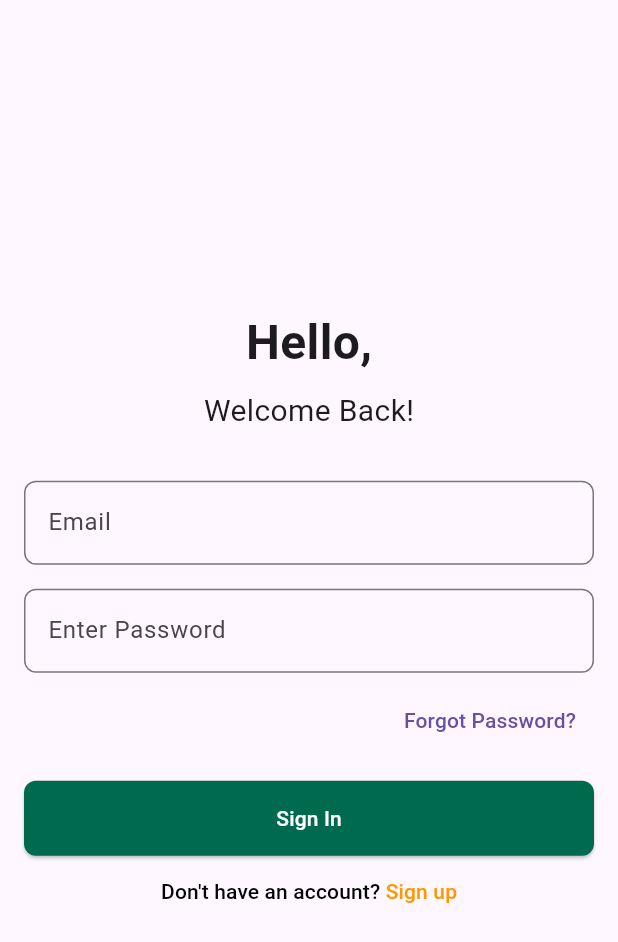
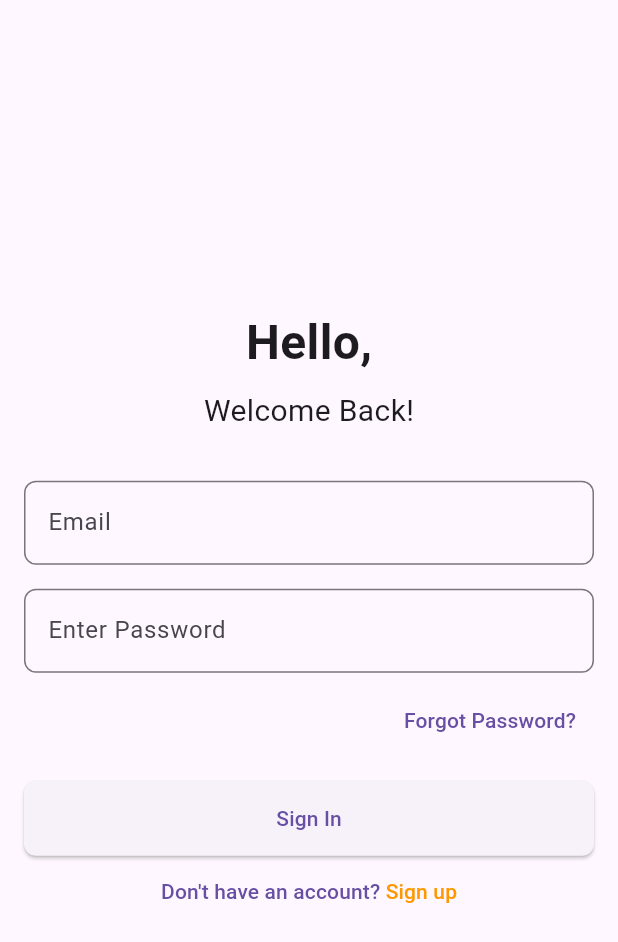
Before and after one commit to dreeew05/sheff_andrew, a Flutter app: the screen it shows after launch, on a phone screen of 412 x 824 dp. Shown: the top 942 px of the screen. Run offline on Flutter 3.47's test engine with Material 3 defaults, Android fonts, the phone set to English and light mode, and no system bars; our stand-ins replace carousel_slider, cloud_firestore, firebase_auth, firebase_core, firebase_storage, google_fonts and 1 more; accounts and stored records are empty.

Commit message:
Update theme chooser

```diff
--- a/lib/app_navigator.dart
+++ b/lib/app_navigator.dart
@@ -52,7 +52,6 @@ class AppNavigatorState extends State<AppNavigator> {
             });
           },
           selectedIndex: _selectedIndex,
-          indicatorColor: Colors.amber,
           destinations: const <Widget>[
             NavigationDestination(
               selectedIcon: Icon(Icons.home),
--- a/lib/main.dart
+++ b/lib/main.dart
@@ -7,12 +7,15 @@ import 'package:sheff_andrew/providers/generative_search_provider.dart';
 import 'package:sheff_andrew/providers/recipe_form_provider.dart';
 import 'package:sheff_andrew/screens/signup/signin_page.dart';
 import 'package:sheff_andrew/screens/signup/signup_page.dart';
+import 'screens/profile/theming.dart';
+
 
 void main() async {
   WidgetsFlutterBinding.ensureInitialized();
   await Firebase.initializeApp();
   runApp(MultiProvider(
     providers: [
+      ChangeNotifierProvider(create: ((context) => ThemeNotifier())),
       ChangeNotifierProvider(create: ((context) => RecipeFormProvider())),
       ChangeNotifierProvider(create: ((context) => GenerativeSearchProvider()))
     ],
@@ -25,7 +28,10 @@ class MyApp extends StatelessWidget {
 
   @override
   Widget build(BuildContext context) {
+    return Consumer<ThemeNotifier>(
+      builder: (context, themeNotifier, child) {
         return MaterialApp(
+        theme: themeNotifier.currentTheme,
         debugShowCheckedModeBanner: false,
         initialRoute: '/',
         routes: {
@@ -44,4 +50,6 @@ class MyApp extends StatelessWidget {
         },
       );
     }
+    );
   }
+}
--- a/lib/screens/add_recipe/components/recipe_details.dart
+++ b/lib/screens/add_recipe/components/recipe_details.dart
@@ -136,7 +136,7 @@ class _RecipeDetailsState extends State<RecipeDetails> {
                       color: Color.fromARGB(255, 214, 44, 32),
                       width: 1.0,
                     )),
-                    labelText: 'Time to Cook (in minutes)',
+                    labelText: ' (in minutes)',
                     labelStyle: GoogleFonts.poppins(),
                     icon: const Icon(Icons.alarm),
                   ),
--- a/lib/screens/home/home_page.dart
+++ b/lib/screens/home/home_page.dart
@@ -17,7 +17,6 @@ class HomePageState extends State<HomePage> {
   @override
   Widget build(BuildContext context) {
     return Scaffold(
-      backgroundColor: Colors.white,
       // Invisible AppBar
       appBar: PreferredSize(
         preferredSize:
--- a/lib/screens/signup/signin_page.dart
+++ b/lib/screens/signup/signin_page.dart
@@ -14,7 +14,7 @@ class SignInPage extends StatelessWidget {
       );
       // Navigate to the recipe carousel page upon successful sign-in
       ScaffoldMessenger.of(context)
-          .showSnackBar(SnackBar(content: Text('Sign in successful!')));
+          .showSnackBar(const SnackBar(content: Text('Sign in successful!')));
       Navigator.pushReplacementNamed(context, '/');
     } catch (e) {
       ScaffoldMessenger.of(context)
@@ -32,16 +32,16 @@ class SignInPage extends StatelessWidget {
             child: Column(
               mainAxisAlignment: MainAxisAlignment.center,
               children: <Widget>[
-                Text(
+                const Text(
                   'Hello,',
                   style: TextStyle(fontSize: 32, fontWeight: FontWeight.bold),
                 ),
-                SizedBox(height: 8),
-                Text(
+                const SizedBox(height: 8),
+                const Text(
                   'Welcome Back!',
                   style: TextStyle(fontSize: 20),
                 ),
-                SizedBox(height: 32),
+                const SizedBox(height: 32),
                 TextField(
                   controller: _emailController,
                   decoration: InputDecoration(
@@ -51,7 +51,7 @@ class SignInPage extends StatelessWidget {
                     ),
                   ),
                 ),
-                SizedBox(height: 16),
+                const SizedBox(height: 16),
                 TextField(
                   controller: _passwordController,
                   obscureText: true,
@@ -62,36 +62,34 @@ class SignInPage extends StatelessWidget {
                     ),
                   ),
                 ),
-                SizedBox(height: 8),
+                const SizedBox(height: 8),
                 Align(
                   alignment: Alignment.centerRight,
                   child: TextButton(
                     onPressed: () {
                       // Handle forgot password
                     },
-                    child: Text('Forgot Password?'),
+                    child: const Text('Forgot Password?'),
                   ),
                 ),
-                SizedBox(height: 16),
+                const SizedBox(height: 16),
                 ElevatedButton(
                   onPressed: () => _signIn(context),
                   style: ElevatedButton.styleFrom(
-                    minimumSize: Size(double.infinity, 50),
-                    backgroundColor: Color(0xff006A4E),
+                    minimumSize: const Size(double.infinity, 50),
                     shape: RoundedRectangleBorder(
                       borderRadius: BorderRadius.circular(8.0),
                     ),
                   ),
-                  child: Text('Sign In', style: TextStyle(color: Colors.white)),
+                  child: Text('Sign In', style: TextStyle(color: Theme.of(context).primaryColor)),
                 ),
                 TextButton(
                     onPressed: () {
                       Navigator.pushNamed(context, '/signup');
                     },
-                    child: Text.rich(
+                    child: const Text.rich(
                       TextSpan(
                         text: "Don't have an account? ",
-                        style: TextStyle(color: Colors.black),
                         children: [
                           TextSpan(
                             text: 'Sign up',
```
Also changed, not shown: lib/screens/add_recipe/components/recipe_form.dart (+0 -7 lines), lib/screens/profile/profile_page.dart (+28 -19 lines), lib/screens/profile/theming.dart (added, +87 -0 lines), lib/screens/signup/signup_page.dart (+20 -22 lines). Lines whose indentation alone changed are shown as unchanged.
